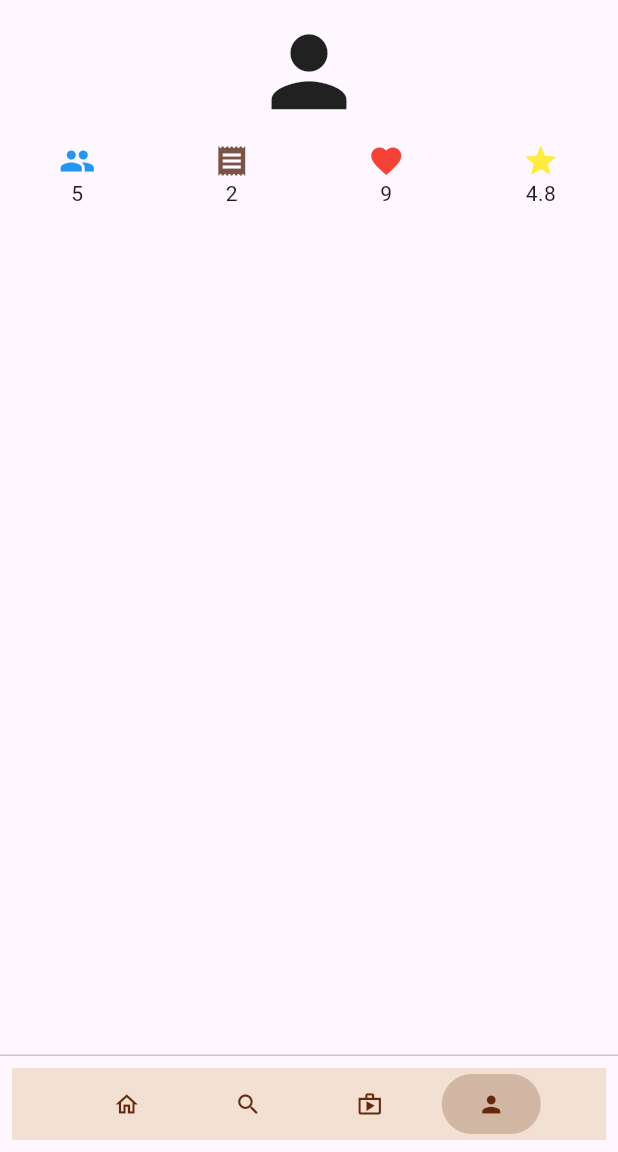
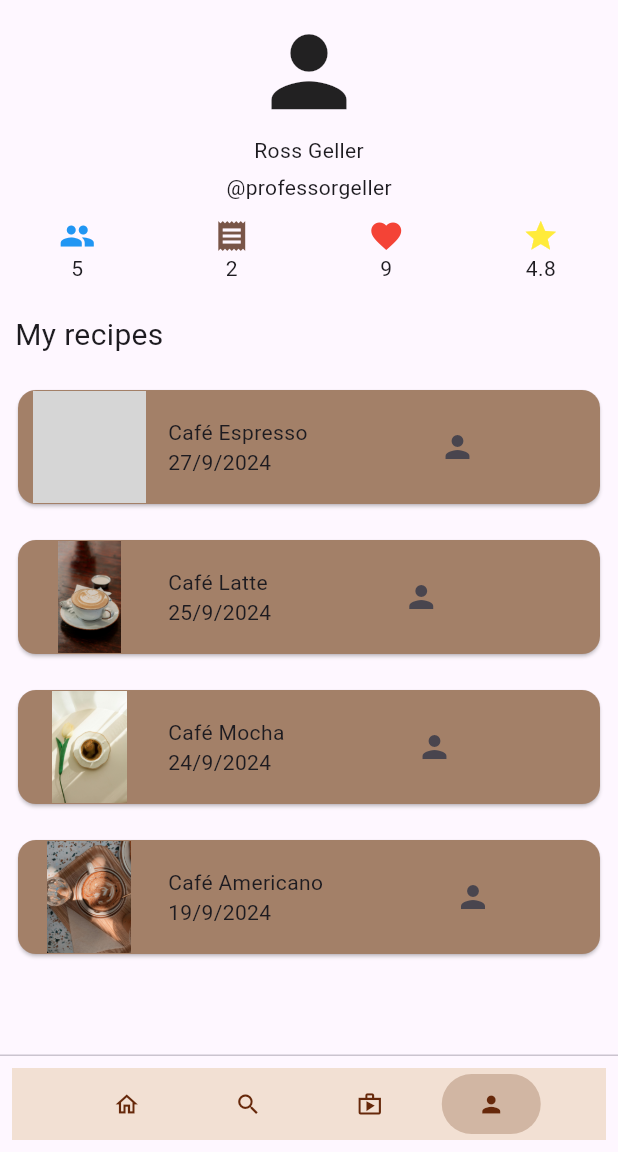
Before and after one commit to YhDiaz/CentralPerk, a Flutter app: the ProfilePage screen opened directly, on a phone screen of 412 x 824 dp, the part 84-1236 px from its top. Run offline on Flutter 3.47's test engine with Material 3 defaults, Android fonts, the phone set to English and light mode, and no system bars; our stand-ins replace easy_splash_screen; grey boxes are pictures that could not be loaded.

Commit message:
Implement recipes in profile - Display user identification (name and username). - Display My recipes text. - Display list of recipes.

```diff
--- a/lib/main.dart
+++ b/lib/main.dart
@@ -1,3 +1,4 @@
+import 'package:central_perk/models/recipe.dart';
 import 'package:central_perk/models/recipe_manager.dart';
 import 'package:central_perk/models/user_manager.dart';
 import 'package:flutter/material.dart';
@@ -8,7 +9,18 @@ void main() {
 
   UserManager(); // Expert class.
   RecipeManager(); //Expert class.
+
+  generateMyRecipes();
+
   runApp(const MyApp());
+}
+
+void generateMyRecipes() {
+  // UserManager.users[0].myRecipes.add(
+  //   Recipe(
+  //     name:
+  //   )
+  // );
 }
 
 class MyApp extends StatelessWidget {
--- a/lib/models/user_manager.dart
+++ b/lib/models/user_manager.dart
@@ -10,6 +10,7 @@ class UserManager {
 
   List<User> _generateUsersList() {
     return [
+      _generateUser('Ross Geller', 'friends', ''),
       _generateUser('Carlos Martínez', '', ''),
       _generateUser('Ana Sofía', '', ''),
       _generateUser('María Fernanda', '', ''),
@@ -18,7 +19,11 @@ class UserManager {
     ];
   }
 
-  User _generateUser(String name, String password, String profileImage) {
+  User _generateUser(
+    String name,
+    String password,
+    String profileImage,
+  ) {
     return User(
       name: name,
       password: password,
--- a/lib/pages/page_profile.dart
+++ b/lib/pages/page_profile.dart
@@ -1,4 +1,5 @@
-import 'package:central_perk/models/user_manager.dart';
+import 'package:central_perk/models/recipe.dart';
+import 'package:central_perk/models/recipe_manager.dart';
 import 'package:central_perk/pages/page_search.dart';
 import 'package:central_perk/pages/page_shop.dart';
 import 'package:flutter/material.dart';
@@ -71,65 +72,44 @@ class _ProfilePageState extends State<ProfilePage> {
       body: Center(
         child: Column(
           children: [
-            // Image.asset(
-            //   'assets/icons/icon_central_perk_logo.png',
-            //   scale: 50,
-            // )
             const SizedBox(height: 10,),
             const Icon( // Profile image.
               Icons.person,
               size: 75,
             ),
+            const SizedBox(height: 5,),
+            const Text('Ross Geller'),
+            const SizedBox(height: 5,),
+            const Text('@professorgeller'),
             const SizedBox(height: 10,),
-            Row(
-              mainAxisAlignment: MainAxisAlignment.spaceAround,
+            profileInfo(), // Friends, recipes, likes and rating.
+            const SizedBox(height: 20,),
+            const Row( // My recipes header.
               children: [
-                Column( // Friends counter.
-                  children: [
-                    const Icon(
-                      Icons.people,
-                      color: Colors.blue,
-                      semanticLabel: 'Friends',
-                    ),
-                    // const Text('Friends'),
-                    Text('$friends')
-                  ],
-                ),
-                Column( // Recipes created.
-                  children: [
-                    // const Text('Recipes created'),
-                    const Icon(
-                      Icons.receipt,
-                      color: Colors.brown,
-                      semanticLabel: 'Recipes created',
-                    ),
-                    Text('$myRecipes')
-                  ],
-                ),
-                Column( // Likes received.
-                  children: [
-                    // const Text('Likes received'),
-                    const Icon(
-                      Icons.favorite,
-                      color: Colors.red,
-                      semanticLabel: 'Likes received',
-                    ),
-                    Text('$likes')
-                  ],
-                ),
-                Column( // Average rating.
-                  children: [
-                    // const Text('Average rating'),
-                    const Icon(
-                      Icons.star,
-                      color: Colors.yellow,
-                      semanticLabel: 'Average rating',
-                    ),
-                    Text('$rating')
-                  ],
+                Padding(padding: EdgeInsets.only(left: 10)),
+                Text(
+                  'My recipes',
+                  style: TextStyle(
+                    fontSize: 20,
+                  ),
                 ),
               ],
-            )
+            ),
+            const SizedBox(height: 10,),
+            ConstrainedBox(
+              constraints: const BoxConstraints( // Scroll box size.
+                minHeight: 350,
+                maxHeight: 400,
+              ),
+              child: CarouselView(
+                scrollDirection: Axis.vertical,
+                itemExtent: 100,
+                shrinkExtent: 0.0,
+                children: List<Widget>.generate(5, (int index) {
+                  return generateCard(index, RecipeManager.recipes);
+                })
+              ),
+            ),
           ],
         ),
       ),
@@ -168,4 +148,100 @@ class _ProfilePageState extends State<ProfilePage> {
       ],
     );
   }
+
+  Row profileInfo() {
+    return Row(
+      mainAxisAlignment: MainAxisAlignment.spaceAround,
+      children: [
+        Column( // Friends counter.
+          children: [
+            const Icon(
+              Icons.people,
+              color: Colors.blue,
+              semanticLabel: 'Friends',
+            ),
+            Text('$friends')
+          ],
+        ),
+        Column( // Recipes created.
+          children: [
+            const Icon(
+              Icons.receipt,
+              color: Colors.brown,
+              semanticLabel: 'Recipes created',
+            ),
+            Text('$myRecipes')
+          ],
+        ),
+        Column( // Likes received.
+          children: [
+            const Icon(
+              Icons.favorite,
+              color: Colors.red,
+              semanticLabel: 'Likes received',
+            ),
+            Text('$likes')
+          ],
+        ),
+        Column( // Average rating.
+          children: [
+            const Icon(
+              Icons.star,
+              color: Colors.yellow,
+              semanticLabel: 'Average rating',
+            ),
+            Text('$rating')
+          ],
+        ),
+      ],
+    );
+  }
+
+  Widget generateCard(int index, List<Recipe> recipes) {
+    return Card(
+      margin: const EdgeInsets.all(8),
+      color: const Color.fromARGB(255, 163, 128, 104),
+      child: Row(
+        children: [
+          const Padding(padding: EdgeInsets.all(5)),
+          SizedBox( // Recipe image.
+            height: 75,
+            width: 75,
+            child: Image.asset(recipes[index].image)
+          ),
+          const SizedBox(width: 15,), // Space between recipe image and info.
+          Column( // Info: recipe name and publish date.
+            mainAxisSize: MainAxisSize.min,
+            mainAxisAlignment: MainAxisAlignment.start,
+            crossAxisAlignment: CrossAxisAlignment.start,
+            children: <Widget>[
+              Text(recipes[index].name),
+              Row(
+                children: [
+                  Text(recipes[index].date.day.toString()),
+                  const Text('/'),
+                  Text(recipes[index].date.month.toString()),
+                  const Text('/'),
+                  Text(recipes[index].date.year.toString()),
+                ],
+              ),
+            ],
+          ),
+          const SizedBox(width: 75,), //Space between info and user
+          Row(
+            mainAxisAlignment: MainAxisAlignment.end,
+            children: [
+              SizedBox.square(
+                dimension: 50,
+                child: IconButton(
+                  onPressed: () => {},
+                  icon: const Icon(Icons.person)
+                )
+              )
+            ],
+          )
+        ],
+      ),
+    );
+  }
 }
```
